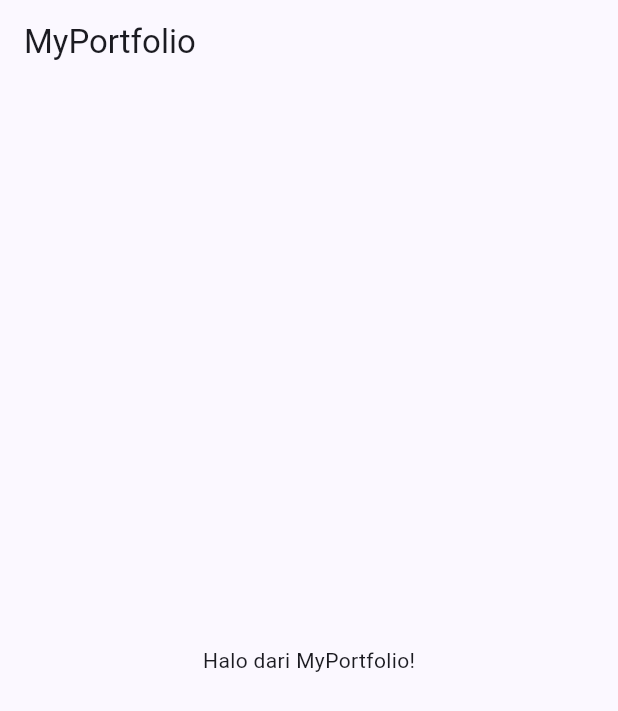
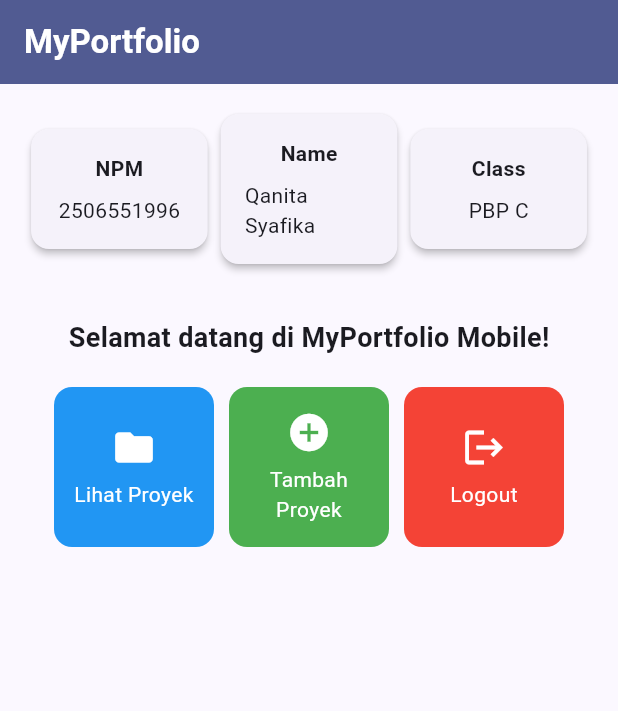
Before and after one commit to qanitasyafika/myportofolio_mobile, a Flutter app: the screen it shows after launch, on a phone screen of 412 x 824 dp. Shown: the top 711 px of the screen. Run offline on Flutter 3.47's test engine with Material 3 defaults, Android fonts, the phone set to English and light mode, and no system bars.

Commit message:
feat: complete Flutter portfolio assignment

```diff
--- a/lib/menu.dart
+++ b/lib/menu.dart
@@ -3,31 +3,88 @@ import 'package:flutter/material.dart';
 class MyHomePage extends StatelessWidget {
   MyHomePage({super.key});
 
-  final String npm = "2406000001";
-  final String nama = "Burhan";
-  final String kelas = "PBP A";
+  final String npm = "2506551996";
+  final String nama = "Qanita Syafika";
+  final String kelas = "PBP C";
 
   final List<ItemHomepage> items = [
-    ItemHomepage("Lihat Proyek", Icons.folder),
-    ItemHomepage("Tambah Proyek", Icons.add_circle),
-    ItemHomepage("Logout", Icons.logout),
+    ItemHomepage("Lihat Proyek", Icons.folder, Colors.blue),
+    ItemHomepage("Tambah Proyek", Icons.add_circle, Colors.green),
+    ItemHomepage("Logout", Icons.logout, Colors.red),
   ];
 
   @override
   Widget build(BuildContext context) {
     return Scaffold(
       appBar: AppBar(
-        title: const Text('MyPortfolio'),
+        title: const Text(
+          'MyPortfolio',
+          style: TextStyle(
+            color: Colors.white,
+            fontWeight: FontWeight.bold,
+          ),
+        ),
+        backgroundColor: Theme.of(context).colorScheme.primary,
       ),
-      body: const Center(
-        child: Text('Halo dari MyPortfolio!'),
+      body: Padding(
+        padding: const EdgeInsets.all(16.0),
+        child: Column(
+          crossAxisAlignment: CrossAxisAlignment.center,
+          children: [
+            Row(
+              mainAxisAlignment: MainAxisAlignment.spaceEvenly,
+              children: [
+                InfoCard(title: 'NPM', content: npm),
+                InfoCard(title: 'Name', content: nama),
+                InfoCard(title: 'Class', content: kelas),
+              ],
+            ),
+            const SizedBox(height: 16.0),
+            Center(
+              child: Column(
+                children: [
+                  const Padding(
+                    padding: EdgeInsets.only(top: 16.0),
+                    child: Text(
+                      'Selamat datang di MyPortfolio Mobile!',
+                      style: TextStyle(
+                        fontWeight: FontWeight.bold,
+                        fontSize: 18.0,
+                      ),
+                    ),
+                  ),
+                  GridView.count(
+                    primary: true,
+                    padding: const EdgeInsets.all(20),
+                    crossAxisSpacing: 10,
+                    mainAxisSpacing: 10,
+                    crossAxisCount: 3,
+                    shrinkWrap: true,
+                    children: items.map((ItemHomepage item) {
+                      return ItemCard(item);
+                    }).toList(),
+                  ),
+                ],
+              ),
+            ),
+          ],
+        ),
       ),
     );
   }
+} // Kurung penutup kelas MyHomePage
+
+// Model data untuk item menu
+class ItemHomepage {
+  final String name;
+  final IconData icon;
+  final Color color;
+
+  ItemHomepage(this.name, this.icon, this.color);
 }
 
+// Widget InfoCard untuk menampilkan info NPM, Nama, dan Kelas
 class InfoCard extends StatelessWidget {
-  // Kartu informasi yang menampilkan judul (title) dan isi (content).
   final String title;
   final String content;
 
@@ -36,13 +93,10 @@ class InfoCard extends StatelessWidget {
   @override
   Widget build(BuildContext context) {
     return Card(
-      // Memberikan efek bayangan kartu elevasi 2 unit.
       elevation: 2.0,
       child: Container(
-        // Menyesuaikan lebar kartu dengan proporsi layar (dibagi 3.5).
         width: MediaQuery.of(context).size.width / 3.5,
         padding: const EdgeInsets.all(16.0),
-        // Menyusun teks title dan content secara vertikal.
         child: Column(
           children: [
             Text(
@@ -58,13 +112,7 @@ class InfoCard extends StatelessWidget {
   }
 }
 
-class ItemHomepage {
-  final String name;
-  final IconData icon;
-
-  ItemHomepage(this.name, this.icon);
-}
-
+// Widget ItemCard untuk tombol navigasi
 class ItemCard extends StatelessWidget {
   final ItemHomepage item;
 
@@ -73,17 +121,14 @@ class ItemCard extends StatelessWidget {
   @override
   Widget build(BuildContext context) {
     return Material(
-      // Menggunakan warna sekunder dari skema tema aplikasi.
-      color: Theme.of(context).colorScheme.secondary,
+      color: item.color,
       borderRadius: BorderRadius.circular(12),
       child: InkWell(
-        // Aksi ketika kartu ditekan oleh pengguna.
         onTap: () {
-          // Menampilkan SnackBar dengan pesan interaktif.
           ScaffoldMessenger.of(context)
             ..hideCurrentSnackBar()
             ..showSnackBar(
-              SnackBar(content: Text("Kamu telah menekan tombol ${item.name}!"))
+              SnackBar(content: Text("Kamu telah menekan tombol ${item.name}!")),
             );
         },
         child: Container(
```
Also changed, not shown: 2 other files.
